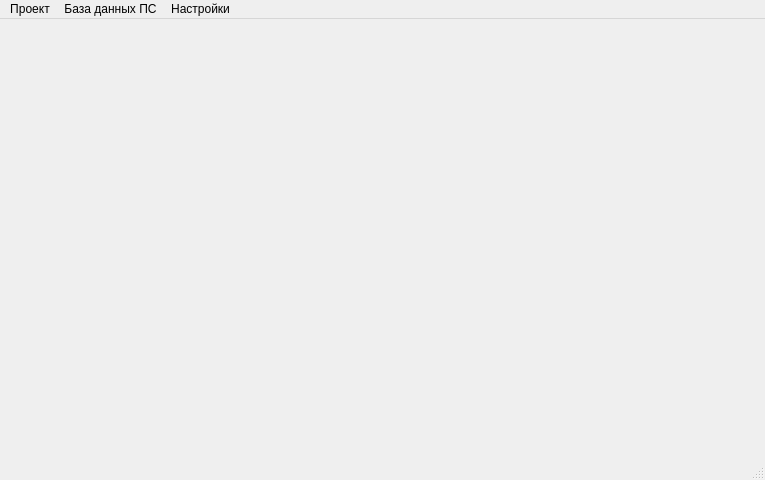
The window that mainwindow.ui (Prygoon/Diploma) describes before a commit, drawn with Qt 5.
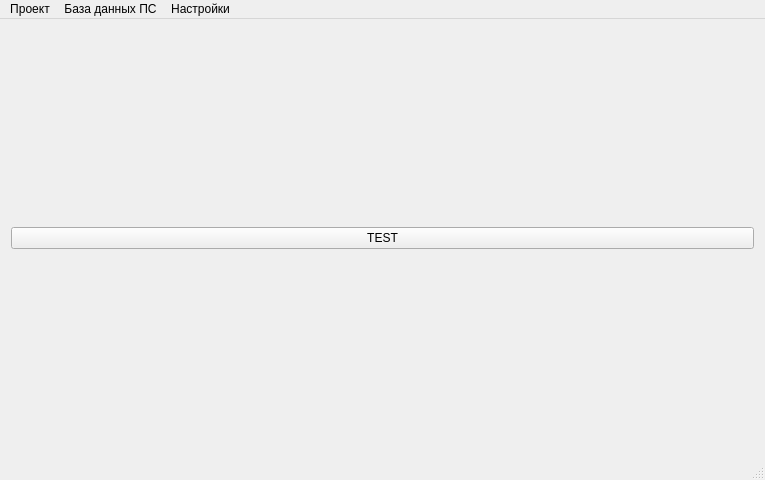
The same window after the commit. Icons and pictures are not drawn.

Patch:
```diff
--- a/mainwindow.ui
+++ b/mainwindow.ui
@@ -26,7 +26,15 @@
      <verstretch>0</verstretch>
     </sizepolicy>
    </property>
-   <layout class="QGridLayout" name="gridLayout"/>
+   <layout class="QGridLayout" name="gridLayout">
+    <item row="0" column="0">
+     <widget class="QPushButton" name="pushButton">
+      <property name="text">
+       <string>TEST</string>
+      </property>
+     </widget>
+    </item>
+   </layout>
   </widget>
   <widget class="QMenuBar" name="menuBar">
    <property name="enabled">
```
